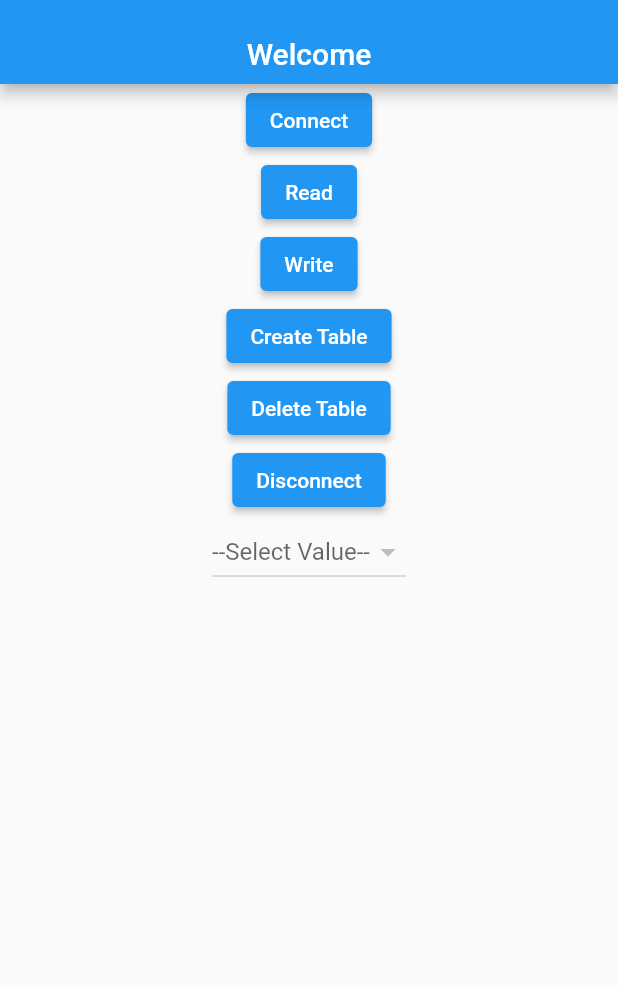
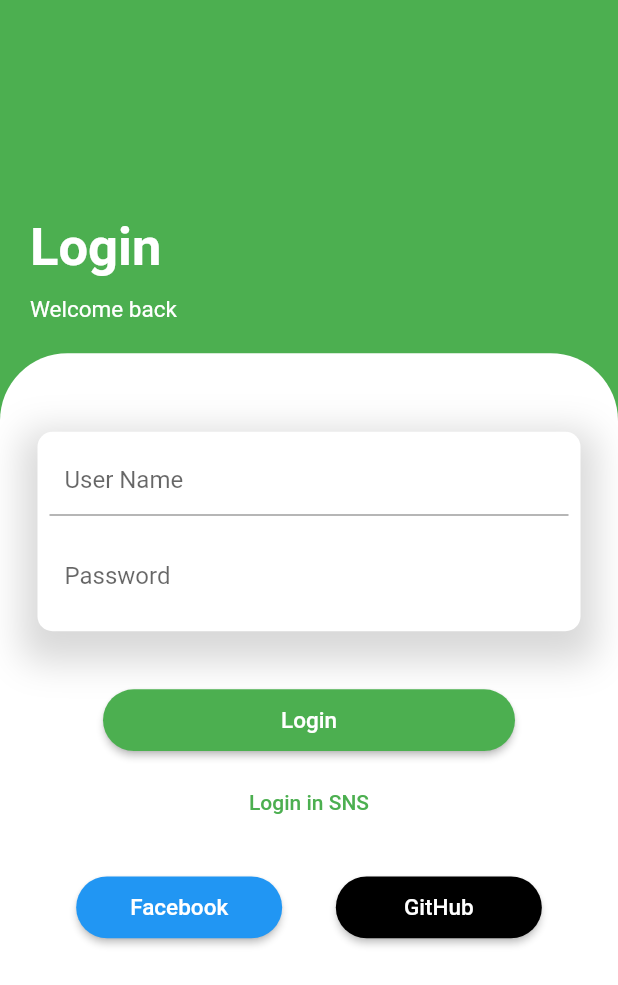
Before and after one commit to VINISTAN/ATS, a Flutter app: the screen it shows after launch, on a phone screen of 412 x 824 dp. Shown: the top 985 px of the screen. Run offline on Flutter 3.47's test engine with Material 2 defaults, Android fonts, the phone set to English and light mode, and no system bars; our stand-ins replace dropdown_button2, getflutter, marquee, random_string; missing offline and left inert: dart:html.

Commit message:
New dart file added for login demo

```diff
--- /dev/null
+++ b/lib/practice/demo_login.dart
@@ -0,0 +1,190 @@
+import'package:flutter/material.dart';
+
+class MyLogin extends StatelessWidget {
+  const MyLogin({Key? key}) : super(key: key);
+
+  @override
+  Widget build(BuildContext context) {
+    double myheight = MediaQuery.of(context).size.height;
+    double mywidth = MediaQuery.of(context).size.width;
+    return Scaffold(
+      body: SingleChildScrollView(
+        child : Container(
+          height: myheight,
+          width: mywidth,
+          color: Colors.green,
+          child: Column(
+            children: [
+              Expanded(
+                flex: 2,
+                  child: Padding(
+                    padding: const EdgeInsets.symmetric(horizontal: 20,vertical: 20),
+                    child: Column(
+                      mainAxisAlignment: MainAxisAlignment.end,
+                       crossAxisAlignment: CrossAxisAlignment.stretch,
+                      children: [
+                        Text("Login",
+                        style: TextStyle(
+                          fontWeight: FontWeight.w600,
+                          color: Colors.white,
+                          fontSize: 35
+                        ),
+                        ),
+                        SizedBox(height: myheight/70,),
+                        Text("Welcome back",
+                          style: TextStyle(
+                              fontWeight: FontWeight.w400,
+                              color: Colors.white,
+                              fontSize: 15
+                          ),
+                        )
+                      ],
+                    ),
+                  )
+              ),
+              Expanded(
+                  flex: 5,
+                  child: Container(
+                  decoration: BoxDecoration(
+                      color: Colors.white,
+                    borderRadius: BorderRadius.only(
+                      topRight: Radius.circular(45),
+                      topLeft: Radius.circular(45)
+                    )
+                  ),
+                    child: Column(
+                      children: [
+                        SizedBox(height: myheight/30,),
+                        Padding(
+                          padding: const EdgeInsets.all(25.0),
+                          child: Container(
+                            height: myheight/6.2,
+                            decoration: BoxDecoration(
+                                color: Colors.white,
+                                borderRadius: BorderRadius.all(Radius.circular(10)),
+                                boxShadow: [
+                                  BoxShadow(
+                                      color: Colors.grey.withOpacity(0.4),
+                                      blurRadius: 20,
+                                      spreadRadius: 10,
+                                      offset: const Offset(0, 10)
+                                  ),
+                                ]
+                            ),
+                            child: Column(
+                              children: [
+                                Padding(
+                                  padding: const EdgeInsets.all(8.0),
+                                  child: TextField(
+                                    decoration: InputDecoration(
+                                        contentPadding: EdgeInsets.symmetric(horizontal: 10),
+                                        hintText: "User Name"
+                                    ),
+                                  ),
+                                ),
+                                Padding(
+                                  padding: const EdgeInsets.all(8.0),
+                                  child: TextField(
+                                    decoration: InputDecoration(
+                                      border : InputBorder.none,
+                                      contentPadding: EdgeInsets.symmetric(horizontal: 10),
+                                      hintText: "Password"
+                                    ),
+                                  ),
+                                ),
+                              ],
+                            ),
+                          ),
+                        ),
+                        SizedBox(height: myheight/60,),
+                        Container(
+                          height: myheight/20,
+                          width: mywidth/1.5,
+
+                          child:
+                          ElevatedButton(
+                              style: ElevatedButton.styleFrom(
+                                primary: Colors.green,
+                                shape: RoundedRectangleBorder(
+                                  borderRadius: BorderRadius.circular(25),
+                                ),
+                              ),
+                            onPressed: (){},
+                            child: Text("Login",
+                              style: TextStyle(
+                                  color: Colors.white,
+                                  fontSize: 15
+                              ) ,
+                            ),
+                          ),
+                        ),
+                        SizedBox(height: myheight/80,),
+                        TextButton(
+                            onPressed: (){},
+                            child: Text("Login in SNS",
+                              style: TextStyle(
+                                color: Colors.green
+                              ),
+                            )
+                        ),
+                        SizedBox(height: myheight/80,),
+                        Padding(
+                          padding: const EdgeInsets.all(15.0),
+                          child: Row(
+                            mainAxisAlignment: MainAxisAlignment.spaceEvenly,
+                            children: [
+                              Container(
+                                height: myheight/20,
+                                width: mywidth/3,
+
+                                child:
+                                ElevatedButton(
+                                  style: ElevatedButton.styleFrom(
+                                    primary: Colors.blue,
+                                    shape: RoundedRectangleBorder(
+                                      borderRadius: BorderRadius.circular(25),
+                                    ),
+                                  ),
+                                  onPressed: (){},
+                                  child: Text("Facebook",
+                                    style: TextStyle(
+                                        color: Colors.white,
+                                        fontSize: 15
+                                    ) ,
+                                  ),
+                                ),
+                              ),
+                              Container(
+                                height: myheight/20,
+                                width: mywidth/3,
+
+                                child:
+                                ElevatedButton(
+                                  style: ElevatedButton.styleFrom(
+                                    primary: Colors.black,
+                                    shape: RoundedRectangleBorder(
+                                      borderRadius: BorderRadius.circular(25),
+                                    ),
+                                  ),
+                                  onPressed: (){},
+                                  child: Text("GitHub",
+                                    style: TextStyle(
+                                        color: Colors.white,
+                                        fontSize: 15
+                                    ) ,
+                                  ),
+                                ),
+                              ),
+                            ],
+                          ),
+                        )
+                      ],
+                    ),
+                  ))
+            ],
+          ),
+        )
+      )
+    );
+  }
+}
--- a/lib/view/Login/splash_screen.dart
+++ b/lib/view/Login/splash_screen.dart
@@ -7,6 +7,7 @@ import 'package:flutter/material.dart';
 //import '../screens/Roles/lead/lead_homepage.dart';
 //import 'forgot_password.dart';
 //import '../screens/Roles/lead/lead_reports/lead_reports.dart';
+import '../../practice/demo_login.dart';
 import '../../practice/sql_Dropdown.dart';
 import 'login.dart';
 
@@ -18,7 +19,8 @@ class MyApp extends StatelessWidget {
   Widget build(BuildContext context) {
     return const MaterialApp(
       debugShowCheckedModeBanner: false,
-      home: DemoAppBar(),
+      home : MyLogin(),
+      //home: DemoAppBar(),
       //home: LeadPage(),
       //home:  SplashScreen(),
       //home : LeadReport()
```
Also changed, not shown: lib/practice/sql_Dropdown.dart (+0 -25 lines).
